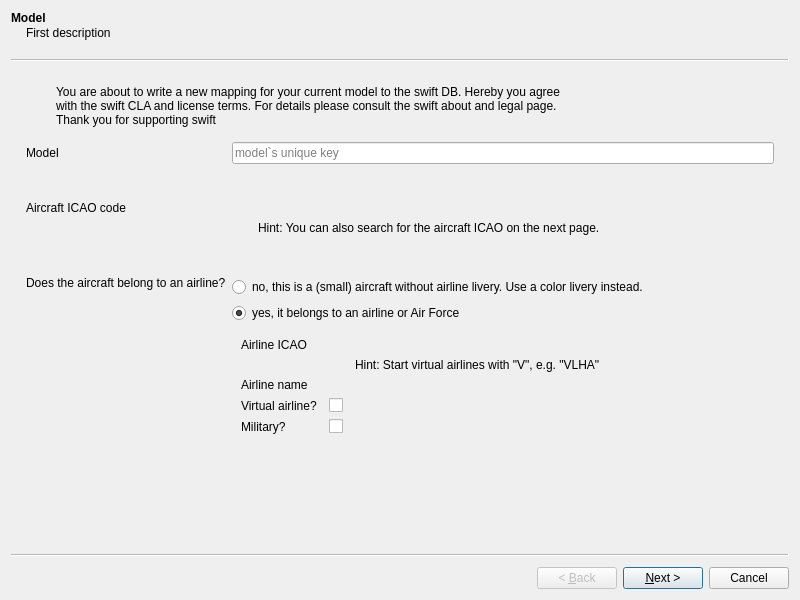
First picture: the form in src/blackgui/components/dbquickmappingwizard.ui, repository swift-project/pilotclient, before the edit.
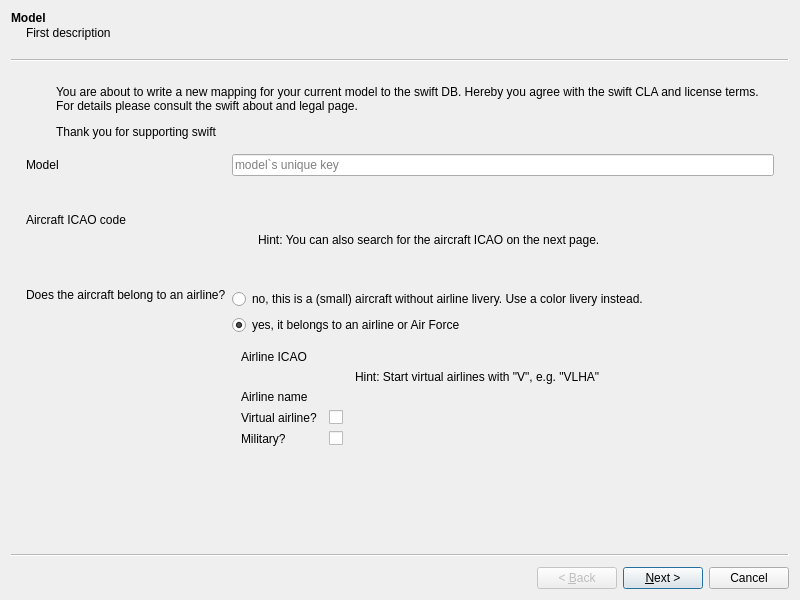
Second picture: the form after the edit. Icons and pictures are not drawn. Custom widgets are drawn as their Qt base class.

```diff
--- a/src/blackgui/components/dbquickmappingwizard.ui
+++ b/src/blackgui/components/dbquickmappingwizard.ui
@@ -32,7 +32,7 @@
    <layout class="QVBoxLayout" name="vl_IntroPage">
     <item>
      <widget class="QFrame" name="fr_Introduction">
-      <layout class="QHBoxLayout" name="hl_Introduction">
+      <layout class="QHBoxLayout" name="hl_Introduction" stretch="0,1">
        <property name="spacing">
         <number>20</number>
        </property>
@@ -52,26 +52,16 @@
        <item>
         <widget class="QLabel" name="lbl_IntroText">
          <property name="text">
-          <string>&lt;html&gt;&lt;head/&gt;&lt;body&gt;&lt;p&gt;You are about to write a new mapping for your current model to the swift DB. Hereby you agree&lt;br/&gt;with the swift CLA and license terms. For details please consult the swift about and legal page.&lt;br/&gt;Thank you for supporting swift&lt;/p&gt;&lt;/body&gt;&lt;/html&gt;</string>
+          <string>&lt;html&gt;&lt;head/&gt;&lt;body&gt;&lt;p&gt;You are about to write a new mapping for your current model to the swift DB. Hereby you agree with the swift CLA and license terms. For details please consult the swift about and legal page. &lt;/p&gt;&lt;p&gt;Thank you for supporting swift&lt;/p&gt;&lt;/body&gt;&lt;/html&gt;</string>
          </property>
          <property name="textFormat">
           <enum>Qt::RichText</enum>
          </property>
+         <property name="wordWrap">
+          <bool>true</bool>
+         </property>
         </widget>
        </item>
-       <item>
-        <spacer name="hs_Introduction">
-         <property name="orientation">
-          <enum>Qt::Horizontal</enum>
-         </property>
-         <property name="sizeHint" stdset="0">
-          <size>
-           <width>40</width>
-           <height>20</height>
-          </size>
-         </property>
-        </spacer>
-       </item>
       </layout>
      </widget>
     </item>
@@ -519,6 +509,12 @@
   </widget>
  </widget>
  <customwidgets>
+  <customwidget>
+   <class>BlackGui::Components::CDbDistributorComponent</class>
+   <extends>QFrame</extends>
+   <header>blackgui/components/dbdistributorcomponent.h</header>
+   <container>1</container>
+  </customwidget>
   <customwidget>
    <class>BlackGui::Components::CDbAircraftIcaoSelectorComponent</class>
    <extends>QFrame</extends>
@@ -567,12 +563,6 @@
    <header>blackgui/editors/aircraftmodelform.h</header>
    <container>1</container>
   </customwidget>
-  <customwidget>
-   <class>BlackGui::Components::CDbDistributorComponent</class>
-   <extends>QFrame</extends>
-   <header>blackgui/components/dbdistributorcomponent.h</header>
-   <container>1</container>
-  </customwidget>
   <customwidget>
    <class>BlackGui::Components::CDbLoginComponent</class>
    <extends>QFrame</extends>
```
